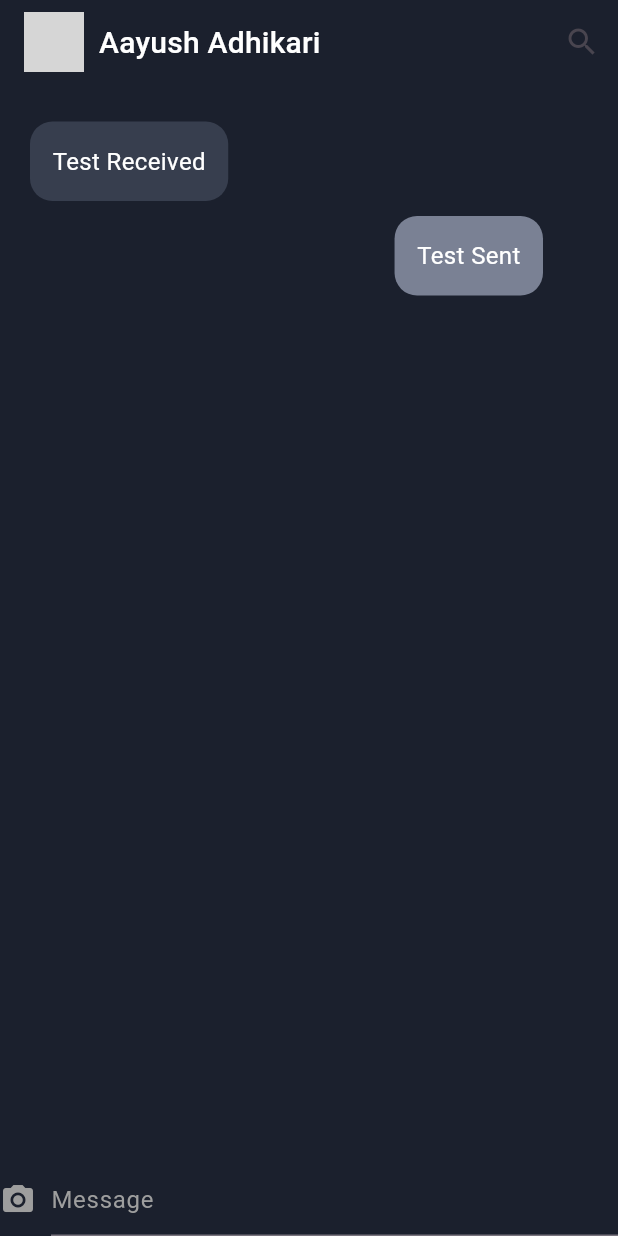
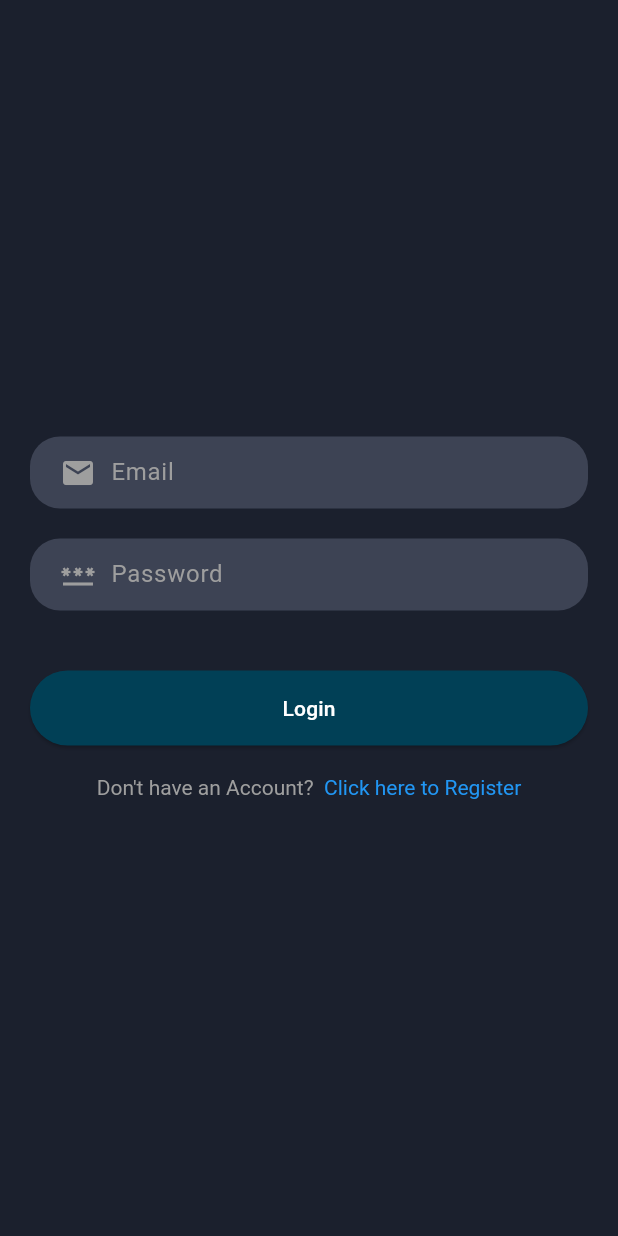
Before and after one commit to aayushxadhikari/Chat_app, a Flutter app: the screen it shows after launch, on a phone screen of 412 x 824 dp. Run offline on Flutter 3.47's test engine with Material 3 defaults, Android fonts, the phone set to English and light mode, and no system bars; our stand-ins replace google_fonts; grey boxes are pictures that could not be loaded.

Commit message:
Created New Pages

```diff
--- a/lib/core/theme.dart
+++ b/lib/core/theme.dart
@@ -16,7 +16,7 @@
   static const Color receiverMessage = Color(0xFF373E4E);
   static const Color sentMessageInput = Color(0xFF3D4354);
   static const Color messageListPage = Color(0xFF292F3F);
-  static const Color buttonColor = Color(0xFF7a8194);
+  static const Color buttonColor = Color.fromARGB(255, 1, 64, 86);
 }
 
 class AppTheme {
--- /dev/null
+++ b/lib/login_page.dart
@@ -0,0 +1,126 @@
+import 'package:flutter/material.dart';
+import 'package:flutterproducts/core/theme.dart';
+
+class LoginPage extends StatefulWidget {
+  const LoginPage({super.key});
+
+  @override
+  State<LoginPage> createState() => _LoginPageState();
+}
+
+class _LoginPageState extends State<LoginPage> {
+  final TextEditingController _emailController = TextEditingController();
+  final TextEditingController _passwordController = TextEditingController();
+
+  void _showInputValues() {
+    String email = _emailController.text;
+    String password = _passwordController.text;
+
+    print("Email : $email  - Password : $password");
+  }
+
+  void dispose() {
+    _emailController.dispose();
+    _passwordController.dispose();
+    super.dispose();
+  }
+
+  @override
+  Widget build(BuildContext context) {
+    return Scaffold(
+      body: Center(
+        child: Padding(
+          padding: const EdgeInsets.all(20),
+          child: Column(
+            mainAxisAlignment: MainAxisAlignment.center,
+            crossAxisAlignment: CrossAxisAlignment.stretch,
+            children: [
+              _buildTextInput('Email', Icons.email, _emailController),
+              const SizedBox(
+                height: 20,
+              ),
+              _buildTextInput('Password', Icons.password, _passwordController,
+                  isPassword: true),
+              const SizedBox(
+                height: 40,
+              ),
+              _buildRegisterButton(),
+              const SizedBox(
+                height: 20,
+              ),
+              _buildLoginPrompt(),
+            ],
+          ),
+        ),
+      ),
+    );
+  }
+
+  Widget _buildTextInput(
+      String hint, IconData icon, TextEditingController controller,
+      {bool isPassword = false}) {
+    return Container(
+        decoration: BoxDecoration(
+          color: DefaultColors.sentMessageInput,
+          borderRadius: BorderRadius.circular(20),
+        ),
+        padding: const EdgeInsets.symmetric(horizontal: 20),
+        child: Row(
+          children: [
+            Icon(
+              icon,
+              color: Colors.grey,
+            ),
+            const SizedBox(
+              width: 10,
+            ),
+            Expanded(
+              child: TextField(
+                controller: controller,
+                obscureText: isPassword,
+                decoration: InputDecoration(
+                    hintText: hint,
+                    hintStyle: TextStyle(color: Colors.grey),
+                    border: InputBorder.none),
+                style: const TextStyle(color: Colors.white),
+              ),
+            )
+          ],
+        ));
+  }
+
+  Widget _buildRegisterButton() {
+    return ElevatedButton(
+      onPressed: _showInputValues,
+      style: ElevatedButton.styleFrom(
+          backgroundColor: DefaultColors.buttonColor,
+          shape: RoundedRectangleBorder(
+            borderRadius: BorderRadius.circular(25),
+          ),
+          padding: EdgeInsets.symmetric(vertical: 15)),
+      child: const Text(
+        'Login',
+        style: TextStyle(color: Colors.white),
+      ),
+    );
+  }
+
+  Widget _buildLoginPrompt() {
+    return Center(
+      child: GestureDetector(
+        onTap: () {},
+        child: RichText(
+          text: const TextSpan(
+              text: 'Don\'t have an Account?',
+              style: TextStyle(color: Colors.grey),
+              children: [
+                TextSpan(
+                  text: "  Click here to Register",
+                  style: TextStyle(color: Colors.blue),
+                )
+              ]),
+        ),
+      ),
+    );
+  }
+}
--- a/lib/main.dart
+++ b/lib/main.dart
@@ -1,6 +1,6 @@
 import 'package:flutter/material.dart';
-import 'package:flutterproducts/chat_page.dart';
 import 'package:flutterproducts/core/theme.dart';
+import 'package:flutterproducts/login_page.dart';
 
 
 
@@ -16,7 +16,7 @@
     return MaterialApp(
       debugShowCheckedModeBanner: false,
       theme: AppTheme.darkTheme,
-      home: const ChatPage(),
+      home: const LoginPage(),
     );
   }
 }
--- a/pubspec.yaml
+++ b/pubspec.yaml
@@ -36,6 +36,7 @@
   # Use with the CupertinoIcons class for iOS style icons.
   cupertino_icons: ^1.0.8
   google_fonts: ^6.2.1
+  fluttertoast: ^8.2.10
 
 dev_dependencies:
   flutter_test:
```
Also changed, not shown: lib/chat_page.dart (+19 -4 lines), lib/register_page.dart (added, +135 -0 lines), pubspec.lock.
